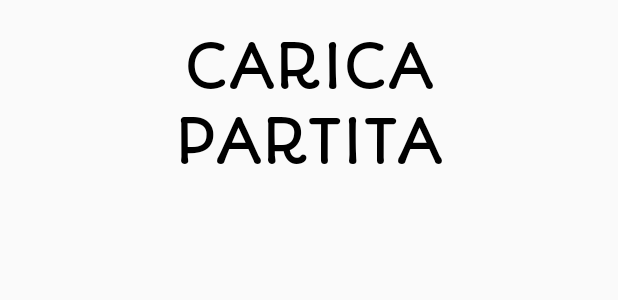
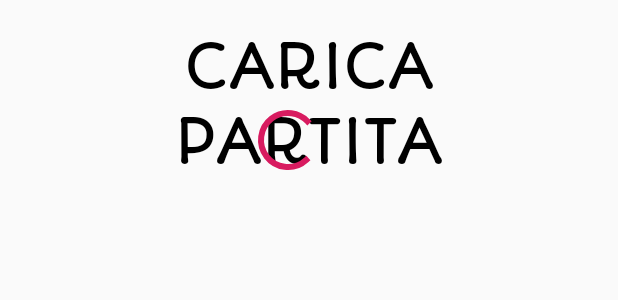
Before and after one commit to narder-davide/ProgettoIS, an Android app: the layout activity_load_game.xml on its own in the app's theme, with its tools: preview values and no code run, on a phone screen of 412 x 824 dp. Shown: the part 130-430 px from the top of the screen. Run offline under Robolectric (Android 15) with nearby library versions, the phone set to English and light mode, and no system bars.

```diff
--- a/app/src/main/java/it/unive/dais/ingsoftware/forza4/GameLogic.java
+++ b/app/src/main/java/it/unive/dais/ingsoftware/forza4/GameLogic.java
@@ -343,7 +343,7 @@ public class GameLogic{
         if (depth == 0) return 0;
 
         for(i=0;i<COLS;i++){
-            if(matrix[0][i] == 0) {
+            if(matrix[0][i] == 'X') {
                 nodes = 0;
                 j = ROWS-1;
                 while(matrix[j][i] != 'X') j--;
--- a/app/src/main/res/layout/activity_load_game.xml
+++ b/app/src/main/res/layout/activity_load_game.xml
@@ -10,8 +10,8 @@
         android:id="@+id/testoLoadGame"
         android:layout_width="200dp"
         android:layout_height="100dp"
+        android:layout_marginTop="16dp"
         android:layout_marginBottom="75dp"
-        android:layout_marginTop="16dp"
         android:fontFamily="@font/autour_one"
         android:text="@string/textLoadGame"
         android:textAlignment="center"
@@ -50,4 +50,20 @@
         app:layout_constraintEnd_toEndOf="parent"
         app:layout_constraintStart_toStartOf="parent"
         app:layout_constraintTop_toBottomOf="@+id/buttonLoad" />
+
+    <ProgressBar
+        android:id="@+id/progressBar"
+        style="@style/Widget.AppCompat.ProgressBar"
+        android:layout_width="wrap_content"
+        android:layout_height="wrap_content"
+        android:layout_marginStart="168dp"
+        android:layout_marginTop="156dp"
+        android:layout_marginEnd="8dp"
+        android:layout_marginBottom="11dp"
+        app:layout_constraintBottom_toTopOf="@+id/buttonLoad"
+        app:layout_constraintEnd_toEndOf="parent"
+        app:layout_constraintHorizontal_bias="0.0"
+        app:layout_constraintStart_toStartOf="parent"
+        app:layout_constraintTop_toTopOf="parent"
+        app:layout_constraintVertical_bias="0.0" />
 </android.support.constraint.ConstraintLayout>
```
Also changed, not shown: app/src/main/java/it/unive/dais/ingsoftware/forza4/LoadGameActivity.java (+8 -2 lines).
